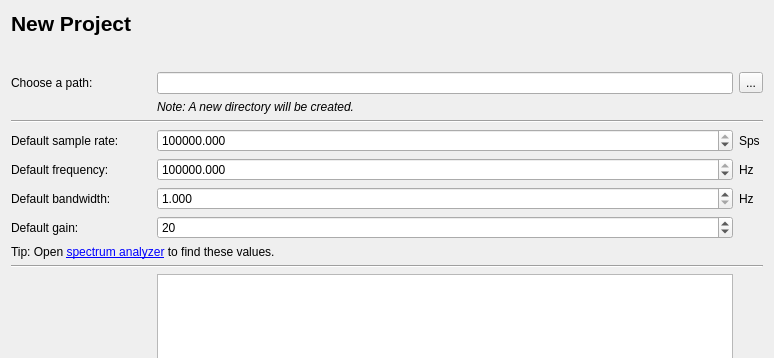
This is ui/project.ui in jopohl/urh as Qt 5 draws it before an edit; both pictures show x 0 to 774 and y 0 to 358 of the 774 by 734 pixel window. The edited form follows.
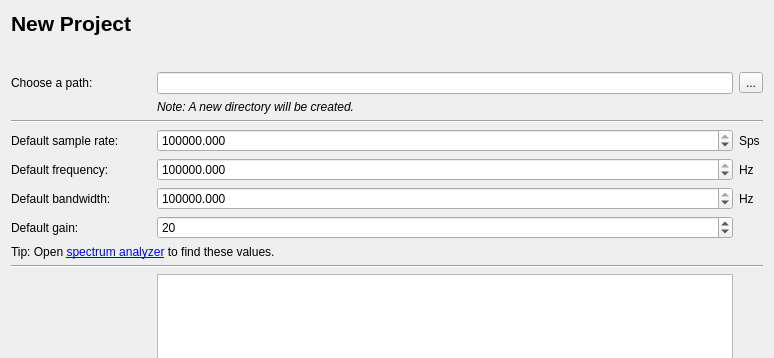
This is the edited form. Icons and pictures are not drawn. Custom widgets are drawn as their Qt base class.

```diff
--- a/ui/project.ui
+++ b/ui/project.ui
@@ -267,6 +267,12 @@
        <property name="maximum">
         <double>999999999999.000000000000000</double>
        </property>
+       <property name="singleStep">
+        <double>0.001000000000000</double>
+       </property>
+       <property name="value">
+        <double>1000000.000000000000000</double>
+       </property>
       </widget>
      </item>
      <item row="6" column="3">
```
Left out of the diff: 6 changed lines with no effect on the pictures.
